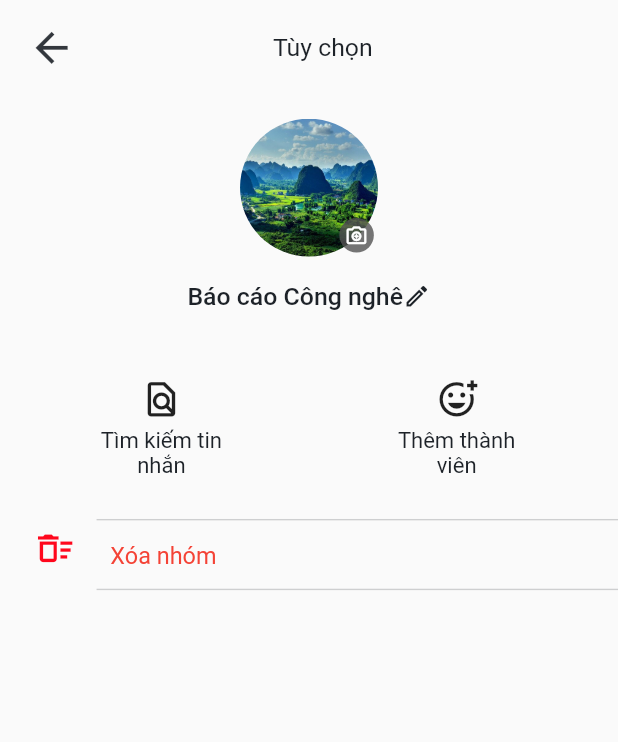
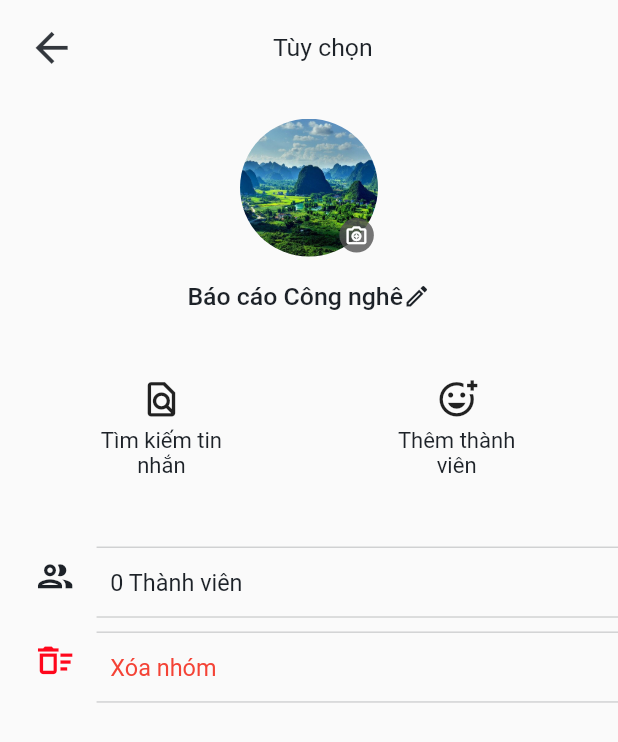
Before and after one commit to CongNgheMoi2024/app_zalo, a Flutter app: the ChattingWithScreen screen opened directly with empty values, after a tap on the "menu" icon, on a phone screen of 412 x 824 dp. Shown: the top 742 px of the screen. Run offline on Flutter 3.47's test engine with Material 2 defaults, Android fonts, the phone set to English and light mode, and no system bars; our stand-ins replace audioplayers, cached_network_image, contacts_service, dio, extended_image, file_picker and 11 more; missing offline and left inert: envify, stomp_dart_client; accounts and stored records are empty; network calls fail.

Commit message:
new code
new code

```diff
--- a/lib/models/chat/infor_user_chat.dart
+++ b/lib/models/chat/infor_user_chat.dart
@@ -8,6 +8,7 @@ class InforUserChat {
   String? idGroup;
   String? nameGroup;
   List<String> members = [];
+  String? idAdmin;
   InforUserChat(
       {required this.idUserRecipient,
       required this.name,
@@ -17,5 +18,6 @@ class InforUserChat {
       this.isGroup,
       this.idGroup,
       this.nameGroup,
-      required this.members});
+      required this.members,
+      this.idAdmin});
 }
--- a/lib/screens/home_chat/bloc/get_all_rooms_cubit.dart
+++ b/lib/screens/home_chat/bloc/get_all_rooms_cubit.dart
@@ -11,6 +11,7 @@ class RoomsUser {
   final bool isGroup;
   final String groupName;
   List<String>? members = [];
+  String? adminId;
 
   RoomsUser({
     required this.idRoom,
@@ -19,6 +20,7 @@ class RoomsUser {
     required this.isGroup,
     required this.groupName,
     this.members,
+    this.adminId,
   });
   factory RoomsUser.fromJson(Map<String, dynamic> json) {
     return RoomsUser(
@@ -46,7 +48,8 @@ class RoomsUser {
         groupName: json['groupName'] ?? "",
         members: json['members'] != null
             ? (json['members'] as List).map((e) => e.toString()).toList()
-            : []);
+            : [],
+        adminId: json['adminId'] ?? "");
   }
 }
 
--- a/lib/screens/home_chat/ui/home_chat_screen.dart
+++ b/lib/screens/home_chat/ui/home_chat_screen.dart
@@ -115,6 +115,9 @@ class _HomeChatScreenState extends State<HomeChatScreen> {
                                                           nameGroup: entry
                                                               .value.groupName,
                                                           members: entry.value.members!
+                                                          ,
+                                                          idAdmin: entry
+                                                              .value.adminId,
                                                         ),
                                                       ))));
                                         },
--- a/lib/screens/more_chatting/ui/more_chatting_screen.dart
+++ b/lib/screens/more_chatting/ui/more_chatting_screen.dart
@@ -1,6 +1,9 @@
 import 'package:app_zalo/constants/index.dart';
 import 'package:app_zalo/models/chat/infor_user_chat.dart';
 import 'package:app_zalo/routes/routes.dart';
+import 'package:app_zalo/screens/fast_contact/bloc/fast_contact_cubit.dart';
+import 'package:app_zalo/screens/fast_contact/bloc/get_friends_cubit.dart';
+import 'package:app_zalo/screens/member_group/ui/member_group_screen.dart';
 import 'package:app_zalo/screens/more_chatting/bloc/delete_room_cubit.dart';
 import 'package:app_zalo/screens/more_chatting/bloc/delete_room_state.dart';
 import 'package:app_zalo/widget/header/header_trans.dart';
@@ -116,10 +119,63 @@ class _MoreChattingScreenState extends State<MoreChattingScreen> {
                     ),
                   ],
                 )),
+            SizedBox(
+              height: 20.sp,
+            ),
+            InkWell(
+              onTap: () {
+                Navigator.push(
+                    context,
+                    MaterialPageRoute(
+                        builder: (context) => BlocProvider<FastContactCubit>(
+                            create: (BuildContext context) =>
+                                FastContactCubit(),
+                            child: MemberGroupScreen(
+                              members: widget.inforUserChat!.members,
+                            ))));
+              },
+              child: Row(
+                crossAxisAlignment: CrossAxisAlignment.center,
+                children: [
+                  Container(
+                    margin: EdgeInsets.only(left: 10.sp),
+                    padding: EdgeInsets.symmetric(
+                      horizontal: 15.sp,
+                    ),
+                    child: Icon(
+                      Icons.group_outlined,
+                      size: 30.sp,
+                      color: primaryColor,
+                    ),
+                  ),
+                  Expanded(
+                    child: Container(
+                        margin: EdgeInsets.only(top: 10.sp),
+                        padding: EdgeInsets.symmetric(
+                          vertical: 15.sp,
+                          horizontal: 10.sp,
+                        ),
+                        decoration: BoxDecoration(
+                          border: Border(
+                            top: BorderSide(
+                                color: primaryColor.withOpacity(0.2),
+                                width: 1.sp),
+                            bottom: BorderSide(
+                                color: primaryColor.withOpacity(0.2),
+                                width: 1.sp),
+                          ),
+                        ),
+                        child: Text(
+                            "${widget.inforUserChat!.members.length} Thành viên",
+                            style: text17.primary.regular)),
+                  ),
+                ],
+              ),
+            ),
             BlocBuilder<DeleteRoomCubit, DeleteRoomState>(
                 builder: (context, stateFastContact) {
               if (stateFastContact is LoadingDeleteRoomState) {
-                return Center(
+                return const Center(
                   child: CircularProgressIndicator(),
                 );
               } else if (stateFastContact is DeleteRoomSuccessState) {
@@ -127,7 +183,7 @@ class _MoreChattingScreenState extends State<MoreChattingScreen> {
                   Navigator.pushReplacementNamed(
                       context, RouterName.dashboardScreen);
                 });
-                return Center();
+                return const Center();
               } else {
                 return InkWell(
                   onTap: () {
```
Also changed, not shown: lib/screens/add_member/ui/add_member_screen.dart (deleted, +0 -15 lines), lib/screens/create_group/ui/create_group_screen.dart (+15 -6 lines), lib/screens/member_group/ui/member_group_screen.dart (added, +92 -0 lines).
